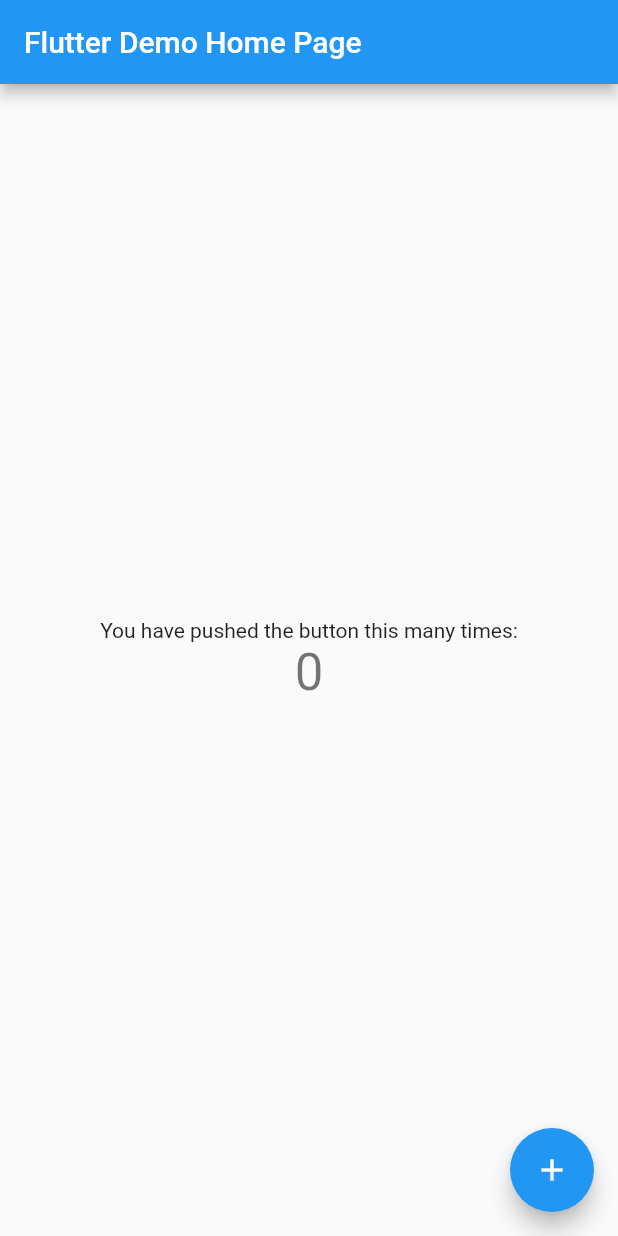
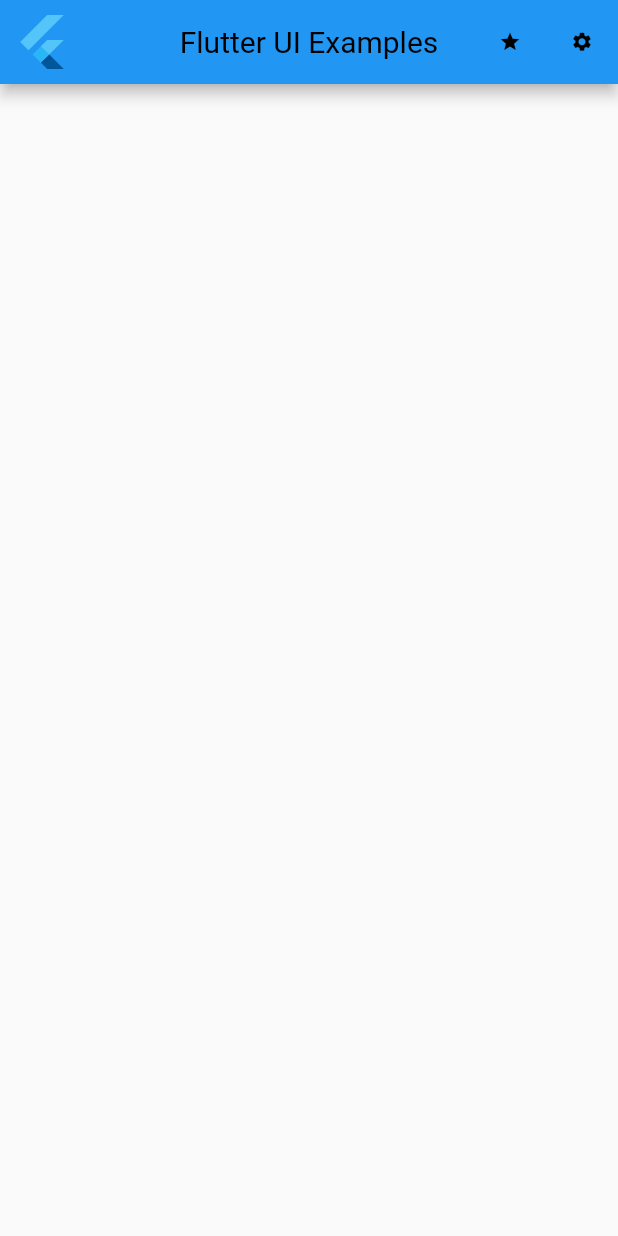
Before and after one commit to 30ML/youtube_clone_flutter, a Flutter app: the screen it shows after launch, on a phone screen of 412 x 824 dp. Run offline on Flutter 3.47's test engine with Material 2 defaults, Android fonts, the phone set to English and light mode, and no system bars.

Commit message:
add appBar

```diff
--- /dev/null
+++ b/lib/home.dart
@@ -0,0 +1,35 @@
+import 'package:flutter/material.dart';
+
+class Home extends StatefulWidget {
+  @override
+  _HomeState createState() => _HomeState();
+}
+
+class _HomeState extends State<Home> {
+  @override
+  Widget build(BuildContext context) {
+    return Scaffold(
+      appBar: AppBar(
+        leading: IconButton(
+          icon: const FlutterLogo(size: 80.0),
+          onPressed: () {
+            Navigator.of(context).pushNamed('/');
+          },
+        ),
+        title: const Text('Flutter UI Examples'),
+        actions: [
+          IconButton(
+            icon: const Icon(Icons.star),
+            onPressed: () {},
+          ),
+          IconButton(
+            icon: const Icon(Icons.settings),
+            onPressed: () {},
+          ),
+        ],
+        toolbarOpacity: 1.0,
+        bottomOpacity: 0.5,
+      ),
+    );
+  }
+}
--- a/lib/main.dart
+++ b/lib/main.dart
@@ -1,115 +1,32 @@
 import 'package:flutter/material.dart';
 
-void main() {
-  runApp(const MyApp());
-}
+import 'home.dart';
+
+void main() => runApp(MyApp());
 
 class MyApp extends StatelessWidget {
-  const MyApp({Key? key}) : super(key: key);
-
-  // This widget is the root of your application.
   @override
   Widget build(BuildContext context) {
     return MaterialApp(
-      title: 'Flutter Demo',
+      title: 'Flutter_UI_Examples',
       theme: ThemeData(
-        // This is the theme of your application.
-        //
-        // Try running your application with "flutter run". You'll see the
-        // application has a blue toolbar. Then, without quitting the app, try
-        // changing the primarySwatch below to Colors.green and then invoke
-        // "hot reload" (press "r" in the console where you ran "flutter run",
-        // or simply save your changes to "hot reload" in a Flutter IDE).
-        // Notice that the counter didn't reset back to zero; the application
-        // is not restarted.
-        primarySwatch: Colors.blue,
+        appBarTheme: const AppBarTheme(
+          // elevation: 0,
+          titleTextStyle: TextStyle(
+            color: Colors.black,
+            fontSize: 20,
+          ),
+          actionsIconTheme: IconThemeData(
+            color: Colors.black,
+            size: 15,
+          ),
+          centerTitle: true,
+        ),
       ),
-      home: const MyHomePage(title: 'Flutter Demo Home Page'),
+      initialRoute: '/',
+      routes: {
+        '/': (context) => Home(),
+      },
     );
   }
 }
-
-class MyHomePage extends StatefulWidget {
-  const MyHomePage({Key? key, required this.title}) : super(key: key);
-
-  // This widget is the home page of your application. It is stateful, meaning
-  // that it has a State object (defined below) that contains fields that affect
-  // how it looks.
-
-  // This class is the configuration for the state. It holds the values (in this
-  // case the title) provided by the parent (in this case the App widget) and
-  // used by the build method of the State. Fields in a Widget subclass are
-  // always marked "final".
-
-  final String title;
-
-  @override
-  State<MyHomePage> createState() => _MyHomePageState();
-}
-
-class _MyHomePageState extends State<MyHomePage> {
-  int _counter = 0;
-
-  void _incrementCounter() {
-    setState(() {
-      // This call to setState tells the Flutter framework that something has
-      // changed in this State, which causes it to rerun the build method below
-      // so that the display can reflect the updated values. If we changed
-      // _counter without calling setState(), then the build method would not be
-      // called again, and so nothing would appear to happen.
-      _counter++;
-    });
-  }
-
-  @override
-  Widget build(BuildContext context) {
-    // This method is rerun every time setState is called, for instance as done
-    // by the _incrementCounter method above.
-    //
-    // The Flutter framework has been optimized to make rerunning build methods
-    // fast, so that you can just rebuild anything that needs updating rather
-    // than having to individually change instances of widgets.
-    return Scaffold(
-      appBar: AppBar(
-        // Here we take the value from the MyHomePage object that was created by
-        // the App.build method, and use it to set our appbar title.
-        title: Text(widget.title),
-      ),
-      body: Center(
-        // Center is a layout widget. It takes a single child and positions it
-        // in the middle of the parent.
-        child: Column(
-          // Column is also a layout widget. It takes a list of children and
-          // arranges them vertically. By default, it sizes itself to fit its
-          // children horizontally, and tries to be as tall as its parent.
-          //
-          // Invoke "debug painting" (press "p" in the console, choose the
-          // "Toggle Debug Paint" action from the Flutter Inspector in Android
-          // Studio, or the "Toggle Debug Paint" command in Visual Studio Code)
-          // to see the wireframe for each widget.
-          //
-          // Column has various properties to control how it sizes itself and
-          // how it positions its children. Here we use mainAxisAlignment to
-          // center the children vertically; the main axis here is the vertical
-          // axis because Columns are vertical (the cross axis would be
-          // horizontal).
-          mainAxisAlignment: MainAxisAlignment.center,
-          children: <Widget>[
-            const Text(
-              'You have pushed the button this many times:',
-            ),
-            Text(
-              '$_counter',
-              style: Theme.of(context).textTheme.headline4,
-            ),
-          ],
-        ),
-      ),
-      floatingActionButton: FloatingActionButton(
-        onPressed: _incrementCounter,
-        tooltip: 'Increment',
-        child: const Icon(Icons.add),
-      ), // This trailing comma makes auto-formatting nicer for build methods.
-    );
-  }
-}
```
Also changed, not shown: lib/screens/settings.dart (added).
